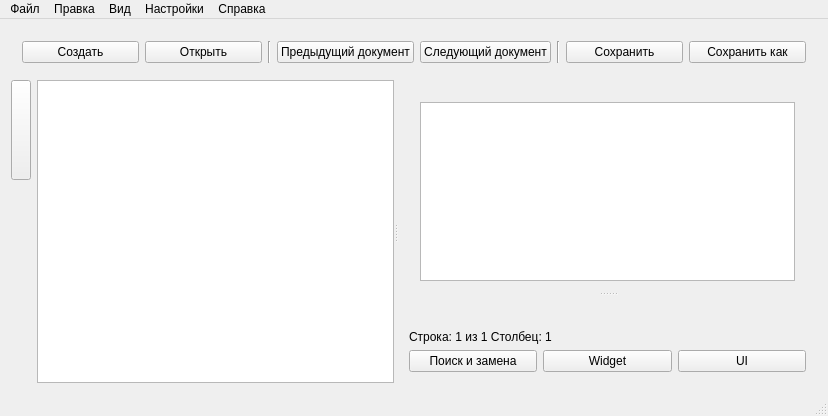
This is septembereditor.ui in kissofblood/September as Qt 5 draws it before an edit. The edited form follows.
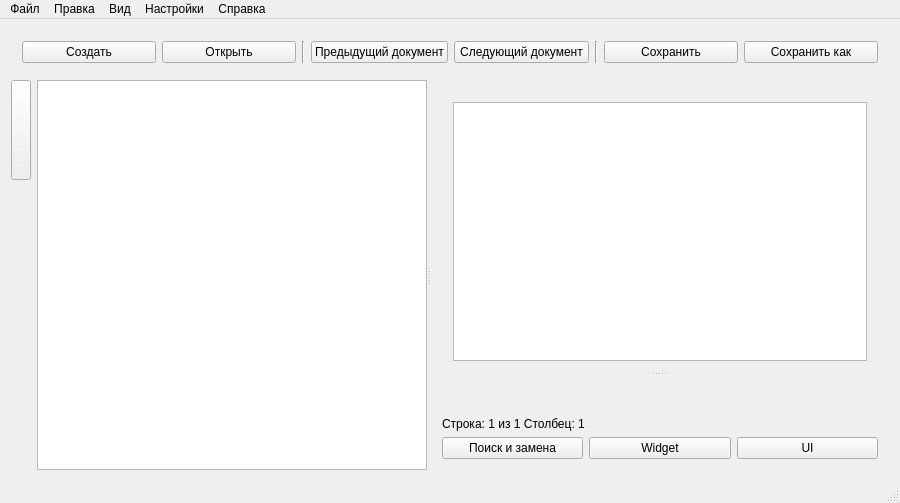
This is the edited form. Custom widgets are drawn as their Qt base class.

Commit message: Исправил баги.

```diff
--- a/septembereditor.ui
+++ b/septembereditor.ui
@@ -6,8 +6,8 @@
    <rect>
     <x>0</x>
     <y>0</y>
-    <width>828</width>
-    <height>416</height>
+    <width>900</width>
+    <height>503</height>
    </rect>
   </property>
   <property name="windowTitle">
@@ -171,7 +171,7 @@
             </item>
            </layout>
           </widget>
-          <widget class="QWidget" name="layoutWidget">
+          <widget class="QWidget" name="layoutWidget_1">
            <layout class="QHBoxLayout" name="horizontalLayout_2">
             <item>
              <widget class="WidgetStyle" name="widgetCreateWidget" native="true"/>
@@ -242,7 +242,7 @@
     <rect>
      <x>0</x>
      <y>0</y>
-     <width>828</width>
+     <width>900</width>
      <height>23</height>
     </rect>
    </property>
```
The commit also changes 2 other files.
